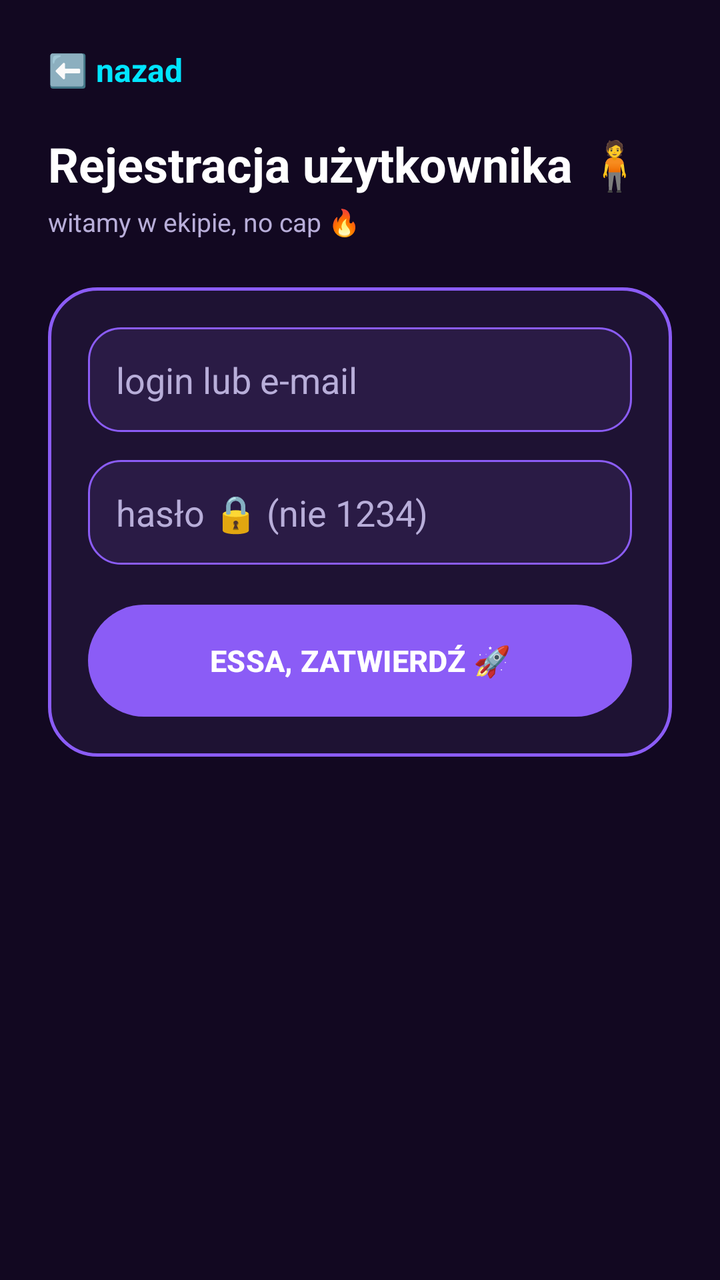
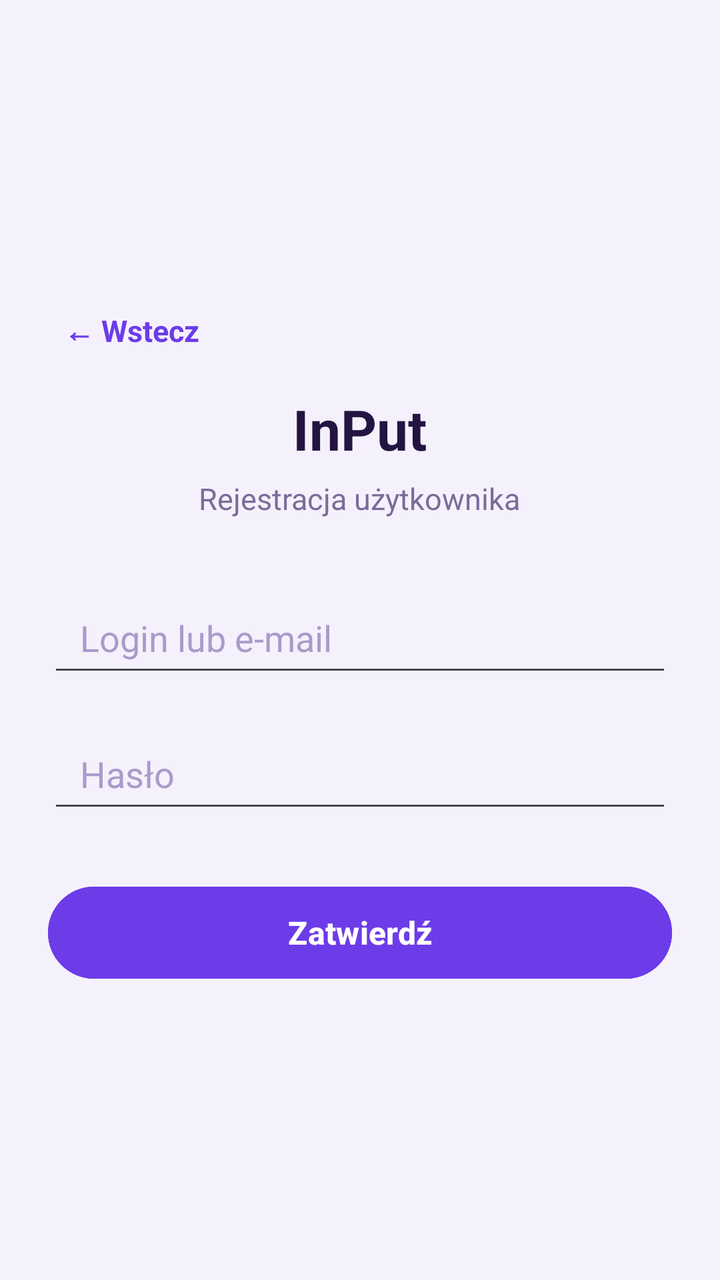

Before-and-after screenshots of an Android layout around one commit, followed by the original layout XML and the change that was made.
<!-- AndroidManifest.xml: application theme Theme.DemoEmptyActivity -->
<!-- res/layout/activity_register_user.xml -->
<?xml version="1.0" encoding="utf-8"?>
<LinearLayout xmlns:android="http://schemas.android.com/apk/res/android"
        xmlns:tools="http://schemas.android.com/tools"
        android:id="@+id/main"
        android:layout_width="match_parent"
        android:layout_height="match_parent"
        android:orientation="vertical"
        android:background="@color/bg_dark"
        tools:context=".RegisterUserActivity">

    <ScrollView
            android:layout_width="match_parent"
            android:layout_height="match_parent">

        <LinearLayout
                android:layout_width="match_parent"
                android:layout_height="wrap_content"
                android:orientation="vertical"
                android:padding="24dp">

            <TextView
                    android:id="@+id/btnBack"
                    android:layout_width="wrap_content"
                    android:layout_height="wrap_content"
                    android:text="⬅️ nazad"
                    android:textColor="@color/neon_cyan"
                    android:textSize="16sp"
                    android:textStyle="bold"
                    android:clickable="true"
                    android:focusable="true"
                    android:layout_marginBottom="20dp" />

            <TextView
                    android:id="@+id/tvTitle"
                    android:layout_width="wrap_content"
                    android:layout_height="wrap_content"
                    android:text="Rejestracja użytkownika 🧍"
                    android:textSize="24sp"
                    android:textStyle="bold"
                    android:textColor="@color/text_light"
                    android:layout_marginBottom="4dp" />

            <TextView
                    android:id="@+id/tvSubtitle"
                    android:layout_width="wrap_content"
                    android:layout_height="wrap_content"
                    android:text="witamy w ekipie, no cap 🔥"
                    android:textSize="13sp"
                    android:textColor="@color/text_muted_light"
                    android:layout_marginBottom="24dp" />

            <LinearLayout
                    android:layout_width="match_parent"
                    android:layout_height="wrap_content"
                    android:orientation="vertical"
                    android:background="@drawable/card_glow"
                    android:padding="20dp">

                <EditText
                        android:id="@+id/etLogin"
                        android:layout_width="match_parent"
                        android:layout_height="wrap_content"
                        android:hint="login lub e-mail"
                        android:inputType="text"
                        android:background="@drawable/field_bg"
                        android:textColor="@color/text_light"
                        android:textColorHint="@color/text_muted_light"
                        android:padding="14dp"
                        android:layout_marginBottom="14dp" />

                <EditText
                        android:id="@+id/etPassword"
                        android:layout_width="match_parent"
                        android:layout_height="wrap_content"
                        android:hint="hasło 🔒 (nie 1234)"
                        android:inputType="textPassword"
                        android:background="@drawable/field_bg"
                        android:textColor="@color/text_light"
                        android:textColorHint="@color/text_muted_light"
                        android:padding="14dp"
                        android:layout_marginBottom="20dp" />

                <Button
                        android:id="@+id/btnSubmit"
                        android:layout_width="match_parent"
                        android:layout_height="56dp"
                        android:background="@drawable/gradient_button"
                        android:text="ESSA, ZATWIERDŹ 🚀"
                        android:textColor="@color/white"
                        android:textSize="15sp"
                        android:textStyle="bold"
                        android:textAllCaps="false" />

            </LinearLayout>

        </LinearLayout>
    </ScrollView>

</LinearLayout>
<!-- resources referenced by this layout -->
<resources>
  <color name="bg_dark">#120821</color>
  <color name="neon_cyan">#00E5FF</color>
  <color name="text_light">#FFFFFF</color>
  <color name="text_muted_light">#B8AED9</color>
  <color name="white">#FFFFFFFF</color>
  <!-- drawable card_glow (drawable) -->
  <shape xmlns:android="http://schemas.android.com/apk/res/android">
      <corners android:radius="24dp"/>
      <solid android:color="@color/surface_dark"/>
      <stroke android:width="1.5dp" android:color="@color/neon_purple"/>
  </shape>
  <!-- drawable field_bg (drawable) -->
  <shape xmlns:android="http://schemas.android.com/apk/res/android">
      <corners android:radius="16dp"/>
      <solid android:color="@color/field_dark"/>
      <stroke android:width="1dp" android:color="@color/neon_purple"/>
  </shape>
  <!-- drawable gradient_button (drawable) -->
  <shape xmlns:android="http://schemas.android.com/apk/res/android">
      <corners android:radius="28dp"/>
      <gradient
          android:type="linear"
          android:angle="0"
          android:startColor="@color/neon_pink"
          android:centerColor="@color/neon_purple"
          android:endColor="@color/neon_cyan"/>
  </shape>
  <style name="Theme.DemoEmptyActivity" parent="Base.Theme.DemoEmptyActivity" />
  <color name="surface_dark">#1E1233</color>
  <color name="neon_purple">#8B5CF6</color>
  <color name="field_dark">#2A1B45</color>
  <color name="neon_pink">#FF2DAF</color>
  <style name="Base.Theme.DemoEmptyActivity" parent="Theme.Material3.DayNight.NoActionBar">
          <item name="colorPrimary">@color/neon_purple</item>
          <item name="android:windowBackground">@color/bg_dark</item>
      </style>
</resources>

<!-- the commit's change to res/layout/activity_register_user.xml (unified diff, before → after) -->
@@ -1,99 +1,81 @@
 <?xml version="1.0" encoding="utf-8"?>
-<LinearLayout xmlns:android="http://schemas.android.com/apk/res/android"
+<androidx.appcompat.widget.LinearLayoutCompat
+        xmlns:android="http://schemas.android.com/apk/res/android"
         xmlns:tools="http://schemas.android.com/tools"
         android:id="@+id/main"
         android:layout_width="match_parent"
         android:layout_height="match_parent"
         android:orientation="vertical"
-        android:background="@color/bg_dark"
+        android:gravity="center"
+        android:padding="24dp"
+        android:background="@color/purple_background"
         tools:context=".RegisterUserActivity">
 
-    <ScrollView
+    <TextView
+            android:id="@+id/btnBack"
+            android:layout_width="wrap_content"
+            android:layout_height="wrap_content"
+            android:layout_gravity="start"
+            android:text="← Wstecz"
+            android:textColor="@color/purple_primary"
+            android:textSize="15sp"
+            android:textStyle="bold"
+            android:clickable="true"
+            android:focusable="true"
+            android:padding="8dp"
+            android:layout_marginBottom="12dp" />
+
+    <TextView
+            android:id="@+id/tvTitle"
+            android:layout_width="wrap_content"
+            android:layout_height="wrap_content"
+            android:text="InPut"
+            android:textSize="28sp"
+            android:textStyle="bold"
+            android:textColor="@color/text_dark"
+            android:layout_marginBottom="6dp" />
+
+    <TextView
+            android:id="@+id/tvSubtitle"
+            android:layout_width="wrap_content"
+            android:layout_height="wrap_content"
+            android:text="Rejestracja użytkownika"
+            android:textSize="15sp"
+            android:textColor="@color/text_muted"
+            android:layout_marginBottom="32dp" />
+
+    <EditText
+            android:id="@+id/etLogin"
             android:layout_width="match_parent"
-            android:layout_height="match_parent">
+            android:layout_height="52dp"
+            android:hint="Login lub e-mail"
+            android:inputType="text"
+            android:paddingStart="16dp"
+            android:paddingEnd="16dp"
+            android:textColor="@color/text_dark"
+            android:textColorHint="@color/hint_muted"
+            android:layout_marginBottom="16dp" />
 
-        <LinearLayout
-                android:layout_width="match_parent"
-                android:layout_height="wrap_content"
-                android:orientation="vertical"
-                android:padding="24dp">
+    <EditText
+            android:id="@+id/etPassword"
+            android:layout_width="match_parent"
+            android:layout_height="52dp"
+            android:hint="Hasło"
+            android:inputType="textPassword"
+            android:paddingStart="16dp"
+            android:paddingEnd="16dp"
+            android:textColor="@color/text_dark"
+            android:textColorHint="@color/hint_muted"
+            android:layout_marginBottom="28dp" />
 
-            <TextView
-                    android:id="@+id/btnBack"
-                    android:layout_width="wrap_content"
-                    android:layout_height="wrap_content"
-                    android:text="⬅️ nazad"
-                    android:textColor="@color/neon_cyan"
-                    android:textSize="16sp"
-                    android:textStyle="bold"
-                    android:clickable="true"
-                    android:focusable="true"
-                    android:layout_marginBottom="20dp" />
+    <Button
+            android:id="@+id/btnSubmit"
+            android:layout_width="match_parent"
+            android:layout_height="54dp"
+            android:text="Zatwierdź"
+            android:textSize="16sp"
+            android:textStyle="bold"
+            android:textColor="@color/white"
+            android:backgroundTint="@color/purple_primary" />
 
-            <TextView
-                    android:id="@+id/tvTitle"
-                    android:layout_width="wrap_content"
-                    android:layout_height="wrap_content"
-                    android:text="Rejestracja użytkownika 🧍"
-                    android:textSize="24sp"
-                    android:textStyle="bold"
-                    android:textColor="@color/text_light"
-                    android:layout_marginBottom="4dp" />
-
-            <TextView
-                    android:id="@+id/tvSubtitle"
-                    android:layout_width="wrap_content"
-                    android:layout_height="wrap_content"
-                    android:text="witamy w ekipie, no cap 🔥"
-                    android:textSize="13sp"
-                    android:textColor="@color/text_muted_light"
-                    android:layout_marginBottom="24dp" />
-
-            <LinearLayout
-                    android:layout_width="match_parent"
-                    android:layout_height="wrap_content"
-                    android:orientation="vertical"
-                    android:background="@drawable/card_glow"
-                    android:padding="20dp">
-
-                <EditText
-                        android:id="@+id/etLogin"
-                        android:layout_width="match_parent"
-                        android:layout_height="wrap_content"
-                        android:hint="login lub e-mail"
-                        android:inputType="text"
-                        android:background="@drawable/field_bg"
-                        android:textColor="@color/text_light"
-                        android:textColorHint="@color/text_muted_light"
-                        android:padding="14dp"
-                        android:layout_marginBottom="14dp" />
-
-                <EditText
-                        android:id="@+id/etPassword"
-                        android:layout_width="match_parent"
-                        android:layout_height="wrap_content"
-                        android:hint="hasło 🔒 (nie 1234)"
-                        android:inputType="textPassword"
-                        android:background="@drawable/field_bg"
-                        android:textColor="@color/text_light"
-                        android:textColorHint="@color/text_muted_light"
-                        android:padding="14dp"
-                        android:layout_marginBottom="20dp" />
-
-                <Button
-                        android:id="@+id/btnSubmit"
-                        android:layout_width="match_parent"
-                        android:layout_height="56dp"
-                        android:background="@drawable/gradient_button"
-                        android:text="ESSA, ZATWIERDŹ 🚀"
-                        android:textColor="@color/white"
-                        android:textSize="15sp"
-                        android:textStyle="bold"
-                        android:textAllCaps="false" />
-
-            </LinearLayout>
-
-        </LinearLayout>
-    </ScrollView>
-
-</LinearLayout>
+</androidx.appcompat.widget.LinearLayoutCompat>
<!-- resource entries referenced after the edit -->
@@ -1,40 +1,18 @@
 <!-- resources referenced by this layout -->
 <resources>
-  <color name="bg_dark">#120821</color>
-  <color name="neon_cyan">#00E5FF</color>
-  <color name="text_light">#FFFFFF</color>
-  <color name="text_muted_light">#B8AED9</color>
+  <color name="hint_muted">#A99BC9</color>
+  <color name="purple_background">#F5F1FC</color>
+  <color name="purple_primary">#6C3CE9</color>
+  <color name="text_dark">#241442</color>
+  <color name="text_muted">#7A6C99</color>
   <color name="white">#FFFFFFFF</color>
-  <!-- drawable card_glow (drawable) -->
-  <shape xmlns:android="http://schemas.android.com/apk/res/android">
-      <corners android:radius="24dp"/>
-      <solid android:color="@color/surface_dark"/>
-      <stroke android:width="1.5dp" android:color="@color/neon_purple"/>
-  </shape>
-  <!-- drawable field_bg (drawable) -->
-  <shape xmlns:android="http://schemas.android.com/apk/res/android">
-      <corners android:radius="16dp"/>
-      <solid android:color="@color/field_dark"/>
-      <stroke android:width="1dp" android:color="@color/neon_purple"/>
-  </shape>
-  <!-- drawable gradient_button (drawable) -->
-  <shape xmlns:android="http://schemas.android.com/apk/res/android">
-      <corners android:radius="28dp"/>
-      <gradient
-          android:type="linear"
-          android:angle="0"
-          android:startColor="@color/neon_pink"
-          android:centerColor="@color/neon_purple"
-          android:endColor="@color/neon_cyan"/>
-  </shape>
   <style name="Theme.DemoEmptyActivity" parent="Base.Theme.DemoEmptyActivity" />
-  <color name="surface_dark">#1E1233</color>
-  <color name="neon_purple">#8B5CF6</color>
-  <color name="field_dark">#2A1B45</color>
-  <color name="neon_pink">#FF2DAF</color>
   <style name="Base.Theme.DemoEmptyActivity" parent="Theme.Material3.DayNight.NoActionBar">
-          <item name="colorPrimary">@color/neon_purple</item>
-          <item name="android:windowBackground">@color/bg_dark</item>
+          <item name="colorPrimary">@color/purple_primary</item>
+          <item name="colorPrimaryDark">@color/purple_primary_dark</item>
+          <item name="colorOnPrimary">@color/white</item>
+          <item name="android:windowBackground">@color/purple_background</item>
       </style>
+  <color name="purple_primary_dark">#4B2AAE</color>
 </resources>
 
